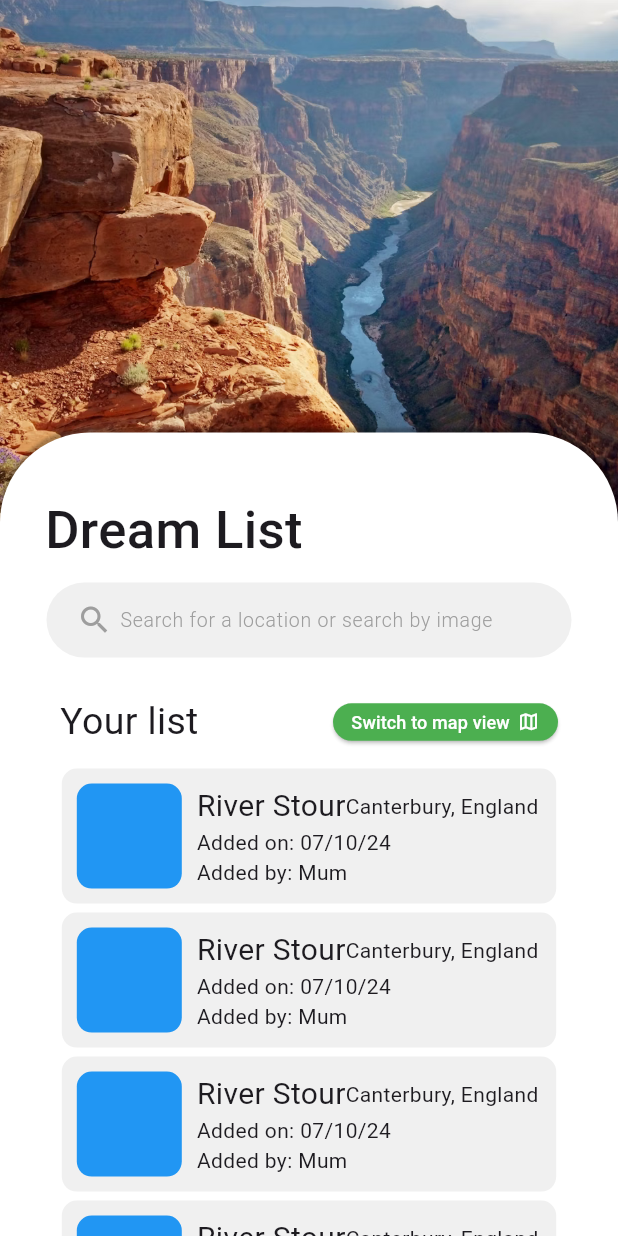
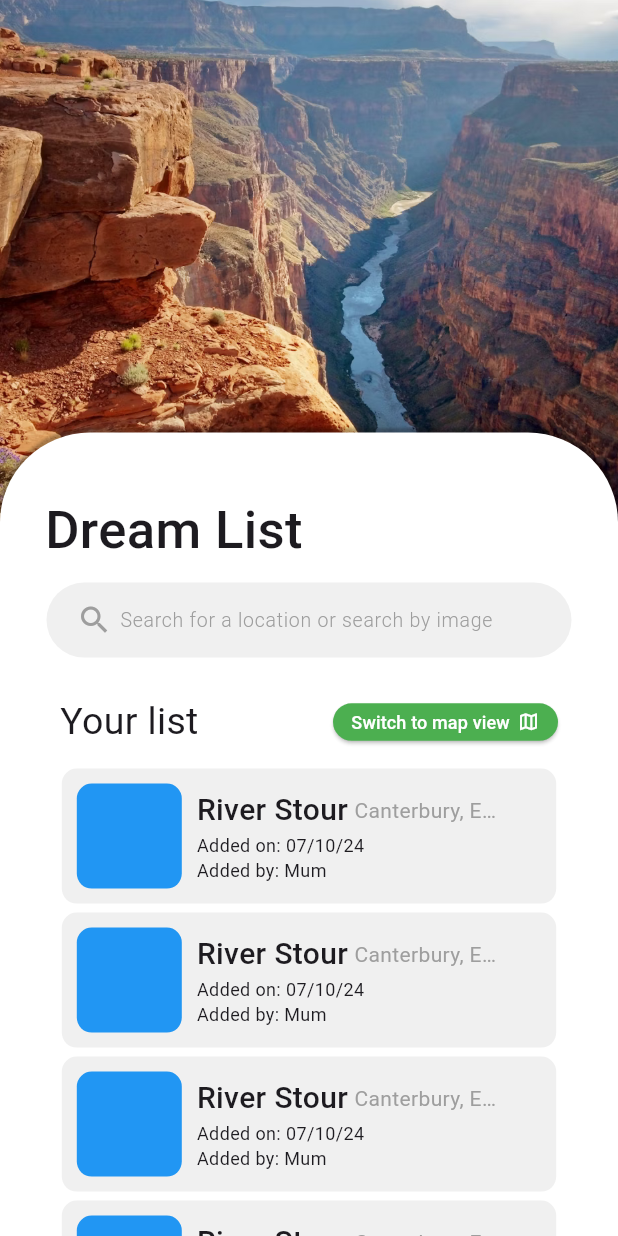
Before and after one commit to tri27pham/TravelPlanner, a Flutter app: the BucketList screen opened directly, on a phone screen of 412 x 824 dp. Run offline on Flutter 3.47's test engine with Material 3 defaults, Android fonts, the phone set to English and light mode, and no system bars; our stand-ins replace geocoding, geolocator, google_maps_flutter.

Commit message:
set up initial 'your list'

```diff
--- a/travel_app/lib/bucketlist.dart
+++ b/travel_app/lib/bucketlist.dart
@@ -86,29 +86,43 @@ class _BucketListState extends State<BucketList> {
                       crossAxisAlignment: CrossAxisAlignment.start,
                       mainAxisAlignment: MainAxisAlignment.center,
                       children: [
-                        Container(
-                          child: Row(
+                        Row(
                           children: [
-                              Text(
+                            ClipRect(
+                              child: Container(
+                                width: 105,
+                                child: Text(
                                   'River Stour',
                                   overflow: TextOverflow.ellipsis,
-                                style: TextStyle(fontSize: 20),
+                                  style: TextStyle(
+                                      fontSize: 20,
+                                      fontWeight: FontWeight.w500),
                                 ),
-                              Text(
+                              ),
+                            ),
+                            ClipRect(
+                              child: Padding(
+                                padding: EdgeInsets.fromLTRB(0, 0, 0, 0),
+                                child: Container(
+                                  width: 100,
+                                  child: Text(
                                     'Canterbury, England',
                                     overflow: TextOverflow.ellipsis,
-                                style: TextStyle(fontSize: 14),
-                              )
+                                    style: TextStyle(
+                                        fontSize: 14, color: Colors.grey),
+                                  ),
+                                ),
+                              ),
+                            ),
                           ],
-                          ),
                         ),
                         Text(
                           'Added on: 07/10/24',
-                          style: TextStyle(fontSize: 14),
+                          style: TextStyle(fontSize: 12),
                         ),
                         Text(
                           'Added by: Mum',
-                          style: TextStyle(fontSize: 14),
+                          style: TextStyle(fontSize: 12),
                         )
                       ],
                     )
```
Lines whose indentation alone changed are shown as unchanged.
